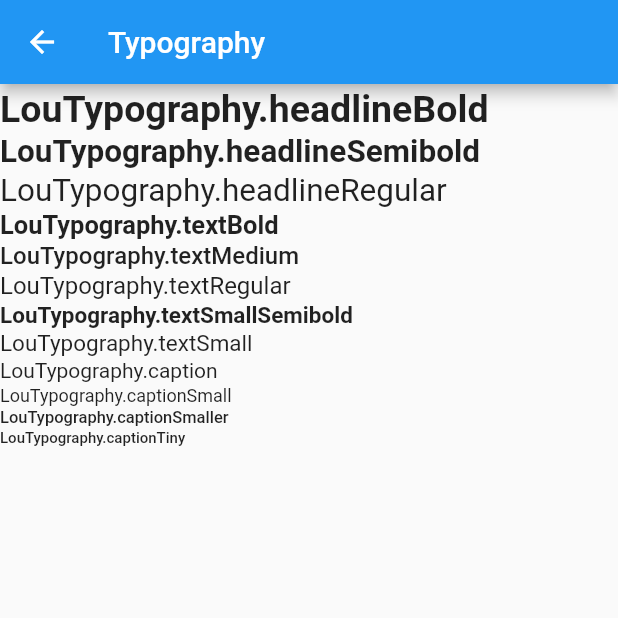
After one commit to kamskr/lou_bank, a Flutter app: the TypographyScreen screen opened directly, on a phone screen of 412 x 824 dp, the top half of it. The commit adds this screen. Run offline on Flutter 3.47's test engine with Material 2 defaults, Android fonts, the phone set to English and light mode, and no system bars; our stand-ins replace bloc, flutter_bloc; generated files the repository leaves out were written again.

Commit message:
added typography to gallery

```diff
--- a/packages/lou_bank_ui/lib/src/lou_theme.dart
+++ b/packages/lou_bank_ui/lib/src/lou_theme.dart
@@ -1 +1,2 @@
 export 'colors/lou_colors.dart';
+export 'typography/lou_typography.dart';
--- a/packages/lou_bank_ui/lou_bank_gallery/lib/list_screen.dart
+++ b/packages/lou_bank_ui/lou_bank_gallery/lib/list_screen.dart
@@ -1,12 +1,13 @@
 import 'package:flutter/material.dart';
 
-import 'theme/color_screen.dart';
+import 'theme/theme.dart';
 
 class ListScreen extends StatelessWidget {
   const ListScreen({Key? key}) : super(key: key);
 
   static const Map<String, Widget> _tileTitles = {
     'Colors': ColorScreen(),
+    'Typography': TypographyScreen(),
   };
 
   @override
--- a/packages/lou_bank_ui/lou_bank_gallery/lib/theme/theme.dart
+++ b/packages/lou_bank_ui/lou_bank_gallery/lib/theme/theme.dart
@@ -1 +1,2 @@
 export 'color_screen.dart';
+export 'typography_screen.dart';
--- /dev/null
+++ b/packages/lou_bank_ui/lou_bank_gallery/lib/theme/typography_screen.dart
@@ -0,0 +1,65 @@
+import 'package:flutter/material.dart';
+import 'package:lou_bank_ui/lou_bank_ui.dart';
+
+class TypographyScreen extends StatelessWidget {
+  const TypographyScreen({Key? key}) : super(key: key);
+
+  @override
+  Widget build(BuildContext context) {
+    return Scaffold(
+      appBar: AppBar(
+        title: const Text('Typography'),
+      ),
+      body: ListView(children: <Text>[
+        Text(
+          'LouTypography.headlineBold',
+          style: LouTypography.headlineBold,
+        ),
+        Text(
+          'LouTypography.headlineSemibold',
+          style: LouTypography.headlineSemibold,
+        ),
+        Text(
+          'LouTypography.headlineRegular',
+          style: LouTypography.headlineRegular,
+        ),
+        Text(
+          'LouTypography.textBold',
+          style: LouTypography.textBold,
+        ),
+        Text(
+          'LouTypography.textMedium',
+          style: LouTypography.textMedium,
+        ),
+        Text(
+          'LouTypography.textRegular',
+          style: LouTypography.textRegular,
+        ),
+        Text(
+          'LouTypography.textSmallSemibold',
+          style: LouTypography.textSmallSemibold,
+        ),
+        Text(
+          'LouTypography.textSmall',
+          style: LouTypography.textSmall,
+        ),
+        Text(
+          'LouTypography.caption',
+          style: LouTypography.caption,
+        ),
+        Text(
+          'LouTypography.captionSmall',
+          style: LouTypography.captionSmall,
+        ),
+        Text(
+          'LouTypography.captionSmaller',
+          style: LouTypography.captionSmaller,
+        ),
+        Text(
+          'LouTypography.captionTiny',
+          style: LouTypography.captionTiny,
+        ),
+      ]),
+    );
+  }
+}
```
